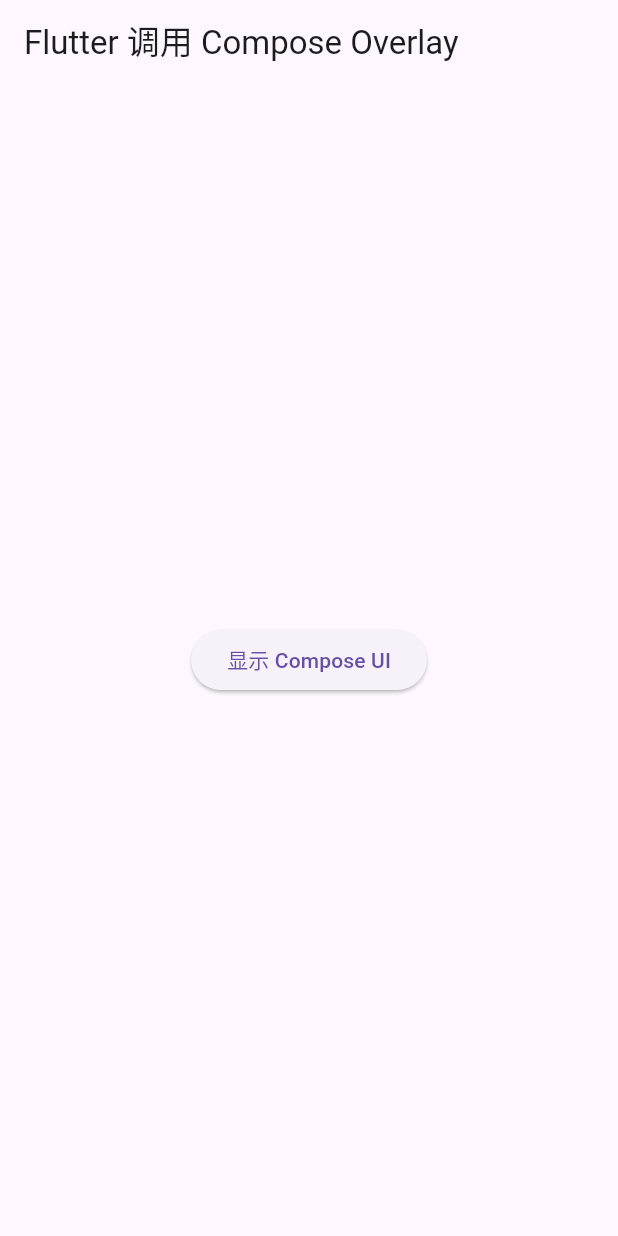
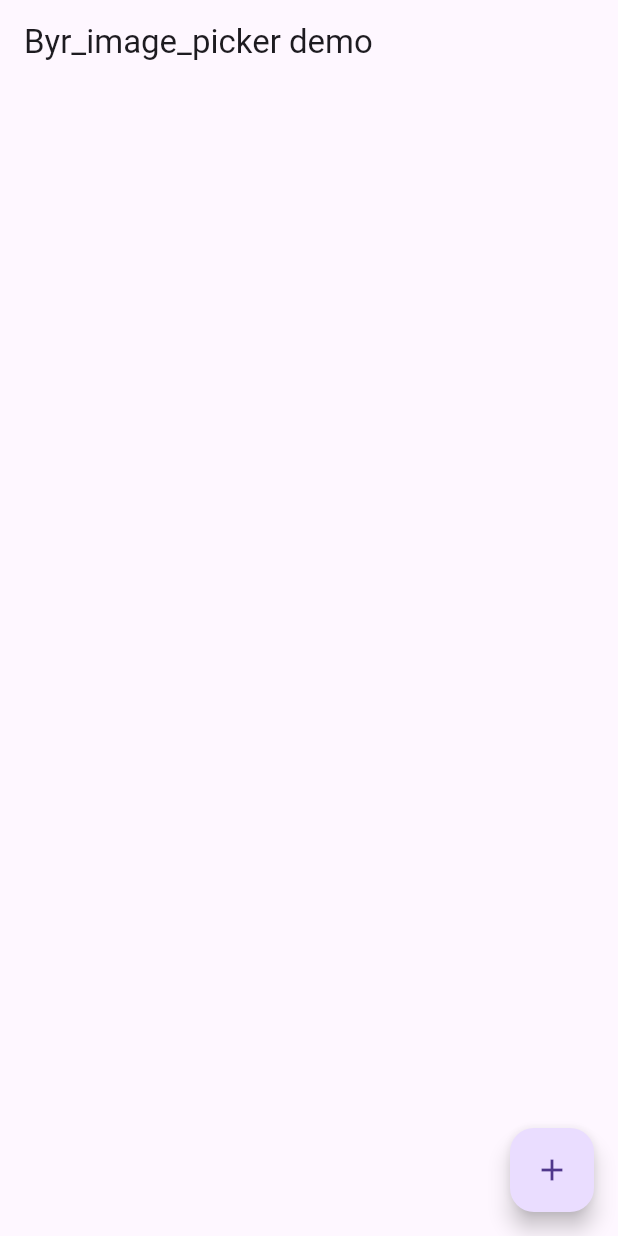
Before and after one commit to SpeechlessMatt/byr_image_picker, a Flutter app: the screen it shows after launch, on a phone screen of 412 x 824 dp. Run offline on Flutter 3.47's test engine with Material 3 defaults, Android fonts, the phone set to English and light mode, and no system bars; our stand-ins replace plugin_platform_interface.

Commit message:
modify the example app

```diff
--- a/example/lib/main.dart
+++ b/example/lib/main.dart
@@ -1,3 +1,6 @@
+import 'dart:developer';
+import 'dart:io';
+
 import 'package:flutter/material.dart';
 // import 'dart:async';
 
@@ -13,26 +16,58 @@
 
   @override
   Widget build(BuildContext context) {
-    return MaterialApp(
-      home: Scaffold(
-        appBar: AppBar(title: const Text("Flutter 调用 Compose Overlay")),
-        body: Center(
-          child: ElevatedButton(
-            onPressed: () async {
-                try {
-                  // 单张
-                  final uri = await ByrImagePicker.getSelectedPhotoPaths(10);
-                  print('单选URI: $uri');
+    return MaterialApp(home: ExampleAppBody());
+  }
+}
 
-                } on PlatformException catch (e) {
-                  print('用户取消或出错: ${e.message}');
-                }
-              // ByrImagePicker.getSelectedUri();
-            },
-            child: const Text("显示 Compose UI"),
-          ),
-        ),
+class ExampleAppBody extends StatefulWidget {
+  const ExampleAppBody({super.key});
+
+  @override
+  State<ExampleAppBody> createState() => _ExampleAppBody();
+}
+
+class _ExampleAppBody extends State<ExampleAppBody> {
+  final List<File> files = [];
+
+  @override
+  Widget build(BuildContext context) {
+    return Scaffold(
+      appBar: AppBar(title: const Text("Byr_image_picker demo")),
+      floatingActionButton: FloatingActionButton(
+        onPressed: () async {
+          try {
+            final pickedPath = await ByrImagePicker.getSelectedPhotoPaths(10);
+            if (pickedPath != null) {
+              setState(() => files.addAll(pickedPath.map((e) => File(e))));
+            }
+          } on PlatformException catch (e) {
+            log("PlatformException ${e.message}");
+          }
+        },
+        child: const Icon(Icons.add),
       ),
+      body: PhotoGrid(files: files),
     );
   }
 }
+
+class PhotoGrid extends StatelessWidget {
+  final List<File> files;
+
+  const PhotoGrid({super.key, required this.files});
+
+  @override
+  Widget build(BuildContext context) {
+    return GridView.builder(
+      padding: EdgeInsets.all(4),
+      gridDelegate: const SliverGridDelegateWithFixedCrossAxisCount(
+        crossAxisCount: 3, // 三列
+        crossAxisSpacing: 4,
+        mainAxisSpacing: 4,
+      ),
+      itemCount: files.length,
+      itemBuilder: (_, i) => Image.file(files[i], fit: BoxFit.cover),
+    );
+  }
+}
--- a/lib/byr_image_picker.dart
+++ b/lib/byr_image_picker.dart
@@ -1,4 +1,3 @@
-
 import 'byr_image_picker_platform_interface.dart';
 
 class ByrImagePicker {
--- a/lib/byr_image_picker_method_channel.dart
+++ b/lib/byr_image_picker_method_channel.dart
@@ -17,12 +17,13 @@
 
   @override
   Future<List<String>?> getSelectedPhotoPaths(int maxSelection) async {
-    final uriList = await methodChannel.invokeMethod("getSelectedPhotoPaths",{'maxSelection': maxSelection});
+    final uriList = await methodChannel.invokeMethod("getSelectedPhotoPaths", {
+      'maxSelection': maxSelection,
+    });
     if (uriList is List) {
       final uriStrings = uriList.cast<String>();
       return uriStrings;
     }
     return null;
   }
-
 }
```
Also changed, not shown: lib/byr_image_picker_platform_interface.dart (+6 -3 lines), 4 other files.
